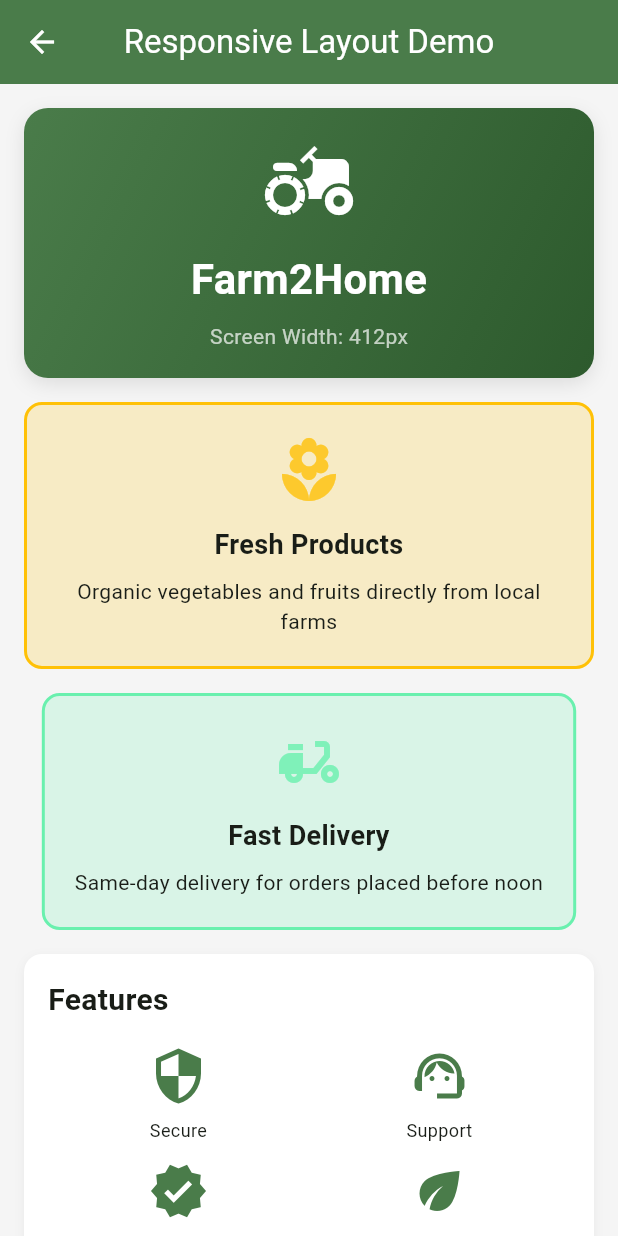
After one commit to kalviumcommunity/S86-0126-TeamStratix-Building-smart-mobile-experience-with-Flutter-and-Firebase-Farm2Home, a Flutter app: the ResponsiveLayoutScreen screen opened by its route, on a phone screen of 412 x 824 dp. The commit adds this screen. Run offline on Flutter 3.47's test engine with Material 3 defaults, Android fonts, the phone set to English and light mode, and no system bars; our stand-ins replace cloud_firestore, firebase_auth, firebase_core; accounts and stored records are empty.

Commit message:
feat: designed responsive layout using rows, columns, and containers

```diff
--- a/farm2home_app/lib/main.dart
+++ b/farm2home_app/lib/main.dart
@@ -6,6 +6,7 @@ import 'screens/signup_screen.dart'; // SignUpScreen class
 import 'screens/welcome_screen.dart';
 import 'screens/products_screen.dart';
 import 'screens/cart_screen.dart';
+import 'screens/responsive_layout_screen.dart';
 import 'services/auth_service.dart';
 import 'services/cart_service.dart';
 import 'screens/home_screen.dart';
@@ -47,6 +48,7 @@ class Farm2HomeApp extends StatelessWidget {
         '/home': (context) => HomeScreen(cartService: CartService()),
         '/products': (context) => ProductsScreen(cartService: CartService()),
         '/cart': (context) => CartScreen(cartService: CartService()),
+        '/responsive-layout': (context) => const ResponsiveLayoutScreen(),
       },
     );
   }
--- a/farm2home_app/lib/screens/products_screen.dart
+++ b/farm2home_app/lib/screens/products_screen.dart
@@ -23,6 +23,13 @@ class ProductsScreen extends StatelessWidget {
         backgroundColor: const Color(0xFF4A7C4A),
         foregroundColor: Colors.white,
         actions: [
+          IconButton(
+            icon: const Icon(Icons.dashboard),
+            onPressed: () {
+              Navigator.pushNamed(context, '/responsive-layout');
+            },
+            tooltip: 'Responsive Layout Demo',
+          ),
           IconButton(
             icon: const Icon(Icons.person),
             onPressed: () {
--- /dev/null
+++ b/farm2home_app/lib/screens/responsive_layout_screen.dart
@@ -0,0 +1,426 @@
+import 'package:flutter/material.dart';
+
+/// Responsive Layout Screen demonstrating Container, Row, and Column widgets
+class ResponsiveLayoutScreen extends StatelessWidget {
+  const ResponsiveLayoutScreen({super.key});
+
+  @override
+  Widget build(BuildContext context) {
+    // Get screen dimensions for responsive design
+    final screenWidth = MediaQuery.of(context).size.width;
+    final isLargeScreen = screenWidth > 600;
+
+    return Scaffold(
+      backgroundColor: const Color(0xFFF5F5F5),
+      appBar: AppBar(
+        title: const Text('Responsive Layout Demo'),
+        backgroundColor: const Color(0xFF4A7C4A),
+        foregroundColor: Colors.white,
+        centerTitle: true,
+      ),
+      body: SingleChildScrollView(
+        child: Container(
+          padding: const EdgeInsets.all(16),
+          child: Column(
+            crossAxisAlignment: CrossAxisAlignment.stretch,
+            children: [
+              // Header Section - Full width container
+              _buildHeaderSection(screenWidth),
+              const SizedBox(height: 16),
+
+              // Info Cards Section - Responsive layout
+              _buildInfoSection(isLargeScreen),
+              const SizedBox(height: 16),
+
+              // Feature Grid - Adapts to screen size
+              _buildFeatureGrid(isLargeScreen),
+              const SizedBox(height: 16),
+
+              // Statistics Section - Row layout
+              _buildStatisticsSection(),
+              const SizedBox(height: 16),
+
+              // Action Buttons - Responsive spacing
+              _buildActionButtons(isLargeScreen),
+              const SizedBox(height: 16),
+
+              // Footer Information
+              _buildFooter(screenWidth),
+            ],
+          ),
+        ),
+      ),
+    );
+  }
+
+  /// Header section with gradient container
+  Widget _buildHeaderSection(double screenWidth) {
+    return Container(
+      width: double.infinity,
+      height: 180,
+      decoration: BoxDecoration(
+        gradient: const LinearGradient(
+          colors: [Color(0xFF4A7C4A), Color(0xFF2D5A2D)],
+          begin: Alignment.topLeft,
+          end: Alignment.bottomRight,
+        ),
+        borderRadius: BorderRadius.circular(16),
+        boxShadow: [
+          BoxShadow(
+            color: Colors.black.withValues(alpha: 0.1),
+            blurRadius: 10,
+            offset: const Offset(0, 4),
+          ),
+        ],
+      ),
+      child: Column(
+        mainAxisAlignment: MainAxisAlignment.center,
+        children: [
+          const Icon(
+            Icons.agriculture,
+            size: 64,
+            color: Colors.white,
+          ),
+          const SizedBox(height: 12),
+          const Text(
+            'Farm2Home',
+            style: TextStyle(
+              fontSize: 28,
+              fontWeight: FontWeight.bold,
+              color: Colors.white,
+            ),
+          ),
+          const SizedBox(height: 8),
+          Text(
+            'Screen Width: ${screenWidth.toStringAsFixed(0)}px',
+            style: const TextStyle(
+              fontSize: 14,
+              color: Colors.white70,
+            ),
+          ),
+        ],
+      ),
+    );
+  }
+
+  /// Info section with side-by-side panels on large screens
+  Widget _buildInfoSection(bool isLargeScreen) {
+    if (isLargeScreen) {
+      // Side-by-side layout for large screens
+      return Row(
+        children: [
+          Expanded(
+            child: _buildInfoCard(
+              'Fresh Products',
+              'Organic vegetables and fruits directly from local farms',
+              Colors.amber,
+              Icons.local_florist,
+            ),
+          ),
+          const SizedBox(width: 16),
+          Expanded(
+            child: _buildInfoCard(
+              'Fast Delivery',
+              'Same-day delivery for orders placed before noon',
+              Colors.greenAccent,
+              Icons.delivery_dining,
+            ),
+          ),
+        ],
+      );
+    } else {
+      // Stacked layout for small screens
+      return Column(
+        children: [
+          _buildInfoCard(
+            'Fresh Products',
+            'Organic vegetables and fruits directly from local farms',
+            Colors.amber,
+            Icons.local_florist,
+          ),
+          const SizedBox(height: 16),
+          _buildInfoCard(
+            'Fast Delivery',
+            'Same-day delivery for orders placed before noon',
+            Colors.greenAccent,
+            Icons.delivery_dining,
+          ),
+        ],
+      );
+    }
+  }
+
+  /// Individual info card widget
+  Widget _buildInfoCard(String title, String description, Color color, IconData icon) {
+    return Container(
+      padding: const EdgeInsets.all(20),
+      decoration: BoxDecoration(
+        color: color.withValues(alpha: 0.2),
+        borderRadius: BorderRadius.circular(12),
+        border: Border.all(color: color, width: 2),
+      ),
+      child: Column(
+        children: [
+          Icon(icon, size: 48, color: color.withValues(alpha: 0.8)),
+          const SizedBox(height: 12),
+          Text(
+            title,
+            style: const TextStyle(
+              fontSize: 18,
+              fontWeight: FontWeight.bold,
+            ),
+            textAlign: TextAlign.center,
+          ),
+          const SizedBox(height: 8),
+          Text(
+            description,
+            style: const TextStyle(fontSize: 14),
+            textAlign: TextAlign.center,
+          ),
+        ],
+      ),
+    );
+  }
+
+  /// Feature grid that adjusts columns based on screen size
+  Widget _buildFeatureGrid(bool isLargeScreen) {
+    return Container(
+      padding: const EdgeInsets.all(16),
+      decoration: BoxDecoration(
+        color: Colors.white,
+        borderRadius: BorderRadius.circular(12),
+        boxShadow: [
+          BoxShadow(
+            color: Colors.black.withValues(alpha: 0.05),
+            blurRadius: 5,
+            offset: const Offset(0, 2),
+          ),
+        ],
+      ),
+      child: Column(
+        crossAxisAlignment: CrossAxisAlignment.start,
+        children: [
+          const Text(
+            'Features',
+            style: TextStyle(
+              fontSize: 20,
+              fontWeight: FontWeight.bold,
+            ),
+          ),
+          const SizedBox(height: 16),
+          isLargeScreen
+              ? Row(
+                  children: [
+                    Expanded(child: _buildFeatureItem(Icons.security, 'Secure')),
+                    Expanded(child: _buildFeatureItem(Icons.support_agent, 'Support')),
+                    Expanded(child: _buildFeatureItem(Icons.verified, 'Verified')),
+                    Expanded(child: _buildFeatureItem(Icons.eco, 'Eco-Friendly')),
+                  ],
+                )
+              : Column(
+                  children: [
+                    Row(
+                      children: [
+                        Expanded(child: _buildFeatureItem(Icons.security, 'Secure')),
+                        Expanded(child: _buildFeatureItem(Icons.support_agent, 'Support')),
+                      ],
+                    ),
+                    const SizedBox(height: 12),
+                    Row(
+                      children: [
+                        Expanded(child: _buildFeatureItem(Icons.verified, 'Verified')),
+                        Expanded(child: _buildFeatureItem(Icons.eco, 'Eco-Friendly')),
+                      ],
+                    ),
+                  ],
+                ),
+        ],
+      ),
+    );
+  }
+
+  /// Individual feature item
+  Widget _buildFeatureItem(IconData icon, String label) {
+    return Column(
+      children: [
+        Icon(icon, size: 40, color: const Color(0xFF4A7C4A)),
+        const SizedBox(height: 8),
+        Text(
+          label,
+          style: const TextStyle(fontSize: 12),
+          textAlign: TextAlign.center,
+        ),
+      ],
+    );
+  }
+
+  /// Statistics section with Row layout
+  Widget _buildStatisticsSection() {
+    return Container(
+      padding: const EdgeInsets.symmetric(vertical: 20, horizontal: 16),
+      decoration: BoxDecoration(
+        color: const Color(0xFF4A7C4A).withValues(alpha: 0.1),
+        borderRadius: BorderRadius.circular(12),
+      ),
+      child: Row(
+        mainAxisAlignment: MainAxisAlignment.spaceEvenly,
+        children: [
+          _buildStatItem('500+', 'Products'),
+          _buildStatDivider(),
+          _buildStatItem('10K+', 'Customers'),
+          _buildStatDivider(),
+          _buildStatItem('50+', 'Farms'),
+        ],
+      ),
+    );
+  }
+
+  /// Individual statistic item
+  Widget _buildStatItem(String value, String label) {
+    return Column(
+      children: [
+        Text(
+          value,
+          style: const TextStyle(
+            fontSize: 24,
+            fontWeight: FontWeight.bold,
+            color: Color(0xFF4A7C4A),
+          ),
+        ),
+        const SizedBox(height: 4),
+        Text(
+          label,
+          style: const TextStyle(
+            fontSize: 12,
+            color: Colors.black54,
+          ),
+        ),
+      ],
+    );
+  }
+
+  /// Divider between statistics
+  Widget _buildStatDivider() {
+    return Container(
+      width: 1,
+      height: 40,
+      color: Colors.black26,
+    );
+  }
+
+  /// Action buttons with responsive layout
+  Widget _buildActionButtons(bool isLargeScreen) {
+    if (isLargeScreen) {
+      return Row(
+        children: [
+          Expanded(
+            child: ElevatedButton.icon(
+              onPressed: () {},
+              icon: const Icon(Icons.shopping_cart),
+              label: const Text('Start Shopping'),
+              style: ElevatedButton.styleFrom(
+                backgroundColor: const Color(0xFF4A7C4A),
+                foregroundColor: Colors.white,
+                padding: const EdgeInsets.symmetric(vertical: 16),
+                shape: RoundedRectangleBorder(
+                  borderRadius: BorderRadius.circular(12),
+                ),
+              ),
+            ),
+          ),
+          const SizedBox(width: 16),
+          Expanded(
+            child: OutlinedButton.icon(
+              onPressed: () {},
+              icon: const Icon(Icons.info),
+              label: const Text('Learn More'),
+              style: OutlinedButton.styleFrom(
+                foregroundColor: const Color(0xFF4A7C4A),
+                padding: const EdgeInsets.symmetric(vertical: 16),
+                side: const BorderSide(color: Color(0xFF4A7C4A), width: 2),
+                shape: RoundedRectangleBorder(
+                  borderRadius: BorderRadius.circular(12),
+                ),
+              ),
+            ),
+          ),
+        ],
+      );
+    } else {
+      return Column(
+        crossAxisAlignment: CrossAxisAlignment.stretch,
+        children: [
+          ElevatedButton.icon(
+            onPressed: () {},
+            icon: const Icon(Icons.shopping_cart),
+            label: const Text('Start Shopping'),
+            style: ElevatedButton.styleFrom(
+              backgroundColor: const Color(0xFF4A7C4A),
+              foregroundColor: Colors.white,
+              padding: const EdgeInsets.symmetric(vertical: 16),
+              shape: RoundedRectangleBorder(
+                borderRadius: BorderRadius.circular(12),
+              ),
+            ),
+          ),
+          const SizedBox(height: 12),
+          OutlinedButton.icon(
+            onPressed: () {},
+            icon: const Icon(Icons.info),
+            label: const Text('Learn More'),
+            style: OutlinedButton.styleFrom(
+              foregroundColor: const Color(0xFF4A7C4A),
+              padding: const EdgeInsets.symmetric(vertical: 16),
+              side: const BorderSide(color: Color(0xFF4A7C4A), width: 2),
+              shape: RoundedRectangleBorder(
+                borderRadius: BorderRadius.circular(12),
+              ),
+            ),
+          ),
+        ],
+      );
+    }
+  }
+
+  /// Footer section
+  Widget _buildFooter(double screenWidth) {
+    return Container(
+      padding: const EdgeInsets.all(20),
+      decoration: BoxDecoration(
+        color: const Color(0xFF2D5A2D),
+        borderRadius: BorderRadius.circular(12),
+      ),
+      child: Column(
+        children: [
+          const Text(
+            'Farm2Home - Fresh from Farm to Your Door',
+            style: TextStyle(
+              color: Colors.white,
+              fontSize: 14,
+              fontWeight: FontWeight.w500,
+            ),
+            textAlign: TextAlign.center,
+          ),
+          const SizedBox(height: 12),
+          Row(
+            mainAxisAlignment: MainAxisAlignment.center,
+            children: [
+              IconButton(
+                onPressed: () {},
+                icon: const Icon(Icons.facebook, color: Colors.white),
+              ),
+              IconButton(
+                onPressed: () {},
+                icon: const Icon(Icons.email, color: Colors.white),
+              ),
+              IconButton(
+                onPressed: () {},
+                icon: const Icon(Icons.phone, color: Colors.white),
+              ),
+            ],
+          ),
+        ],
+      ),
+    );
+  }
+}
```
Also changed, not shown: 1 other file.
